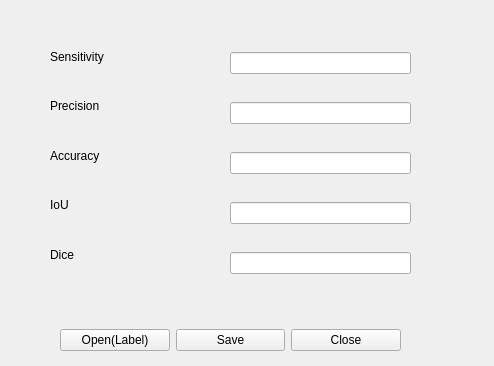
Qt form GUI_version/ui/uiValid.ui (pyb0924/BI908_project) before a commit.
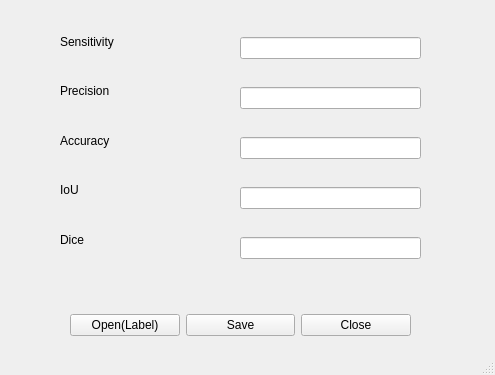
The same form after that commit.

The edit to the form file:
```diff
--- a/GUI_version/ui/uiValid.ui
+++ b/GUI_version/ui/uiValid.ui
@@ -1,23 +1,24 @@
 <?xml version="1.0" encoding="UTF-8"?>
 <ui version="4.0">
  <class>Validation</class>
- <widget class="QWidget" name="Validation">
+ <widget class="QMainWindow" name="Validation">
   <property name="geometry">
    <rect>
     <x>0</x>
     <y>0</y>
-    <width>494</width>
-    <height>366</height>
+    <width>495</width>
+    <height>375</height>
    </rect>
   </property>
   <property name="windowTitle">
    <string>Form</string>
   </property>
+  <widget class="QWidget" name="centralwidget">
   <widget class="QWidget" name="layoutWidget">
    <property name="geometry">
     <rect>
-     <x>230</x>
-     <y>30</y>
+      <x>240</x>
+      <y>15</y>
      <width>181</width>
      <height>271</height>
     </rect>
@@ -40,11 +41,44 @@
     </item>
    </layout>
   </widget>
-  <widget class="QWidget" name="layoutWidget">
+   <widget class="QWidget" name="layoutWidget_2">
    <property name="geometry">
     <rect>
-     <x>50</x>
-     <y>35</y>
+      <x>70</x>
+      <y>305</y>
+      <width>341</width>
+      <height>41</height>
+     </rect>
+    </property>
+    <layout class="QHBoxLayout" name="horizontalLayout">
+     <item>
+      <widget class="QPushButton" name="openButton">
+       <property name="text">
+        <string>Open(Label)</string>
+       </property>
+      </widget>
+     </item>
+     <item>
+      <widget class="QPushButton" name="saveButton">
+       <property name="text">
+        <string>Save</string>
+       </property>
+      </widget>
+     </item>
+     <item>
+      <widget class="QPushButton" name="closeButton">
+       <property name="text">
+        <string>Close</string>
+       </property>
+      </widget>
+     </item>
+    </layout>
+   </widget>
+   <widget class="QWidget" name="layoutWidget_3">
+    <property name="geometry">
+     <rect>
+      <x>60</x>
+      <y>20</y>
      <width>131</width>
      <height>241</height>
     </rect>
@@ -87,39 +121,8 @@
     </item>
    </layout>
   </widget>
-  <widget class="QWidget" name="layoutWidget">
-   <property name="geometry">
-    <rect>
-     <x>60</x>
-     <y>320</y>
-     <width>341</width>
-     <height>41</height>
-    </rect>
-   </property>
-   <layout class="QHBoxLayout" name="horizontalLayout">
-    <item>
-     <widget class="QPushButton" name="openButton">
-      <property name="text">
-       <string>Open(Label)</string>
-      </property>
-     </widget>
-    </item>
-    <item>
-     <widget class="QPushButton" name="saveButton">
-      <property name="text">
-       <string>Save</string>
-      </property>
-     </widget>
-    </item>
-    <item>
-     <widget class="QPushButton" name="closeButton">
-      <property name="text">
-       <string>Close</string>
-      </property>
-     </widget>
-    </item>
-   </layout>
-  </widget>
+  </widget>
+  <widget class="QStatusBar" name="statusbar"/>
  </widget>
  <resources/>
  <connections/>
```
Left out of the diff: 2 changed lines with no effect on the pictures. Lines whose indentation alone changed are shown as unchanged.
